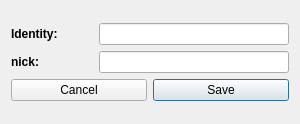
Qt form src/setting-dialog.ui (named-data/ChronoChat) before a commit.
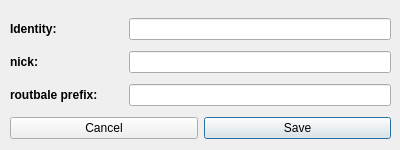
The same form after that commit.

Commit message: Add configurable routing prefix

```diff
--- a/src/setting-dialog.ui
+++ b/src/setting-dialog.ui
@@ -6,15 +6,22 @@
    <rect>
     <x>0</x>
     <y>0</y>
-    <width>300</width>
-    <height>124</height>
+    <width>400</width>
+    <height>150</height>
    </rect>
   </property>
   <property name="windowTitle">
    <string>Dialog</string>
   </property>
-  <layout class="QVBoxLayout" name="verticalLayout_2">
-   <item>
+  <widget class="QWidget" name="">
+   <property name="geometry">
+    <rect>
+     <x>10</x>
+     <y>13</y>
+     <width>381</width>
+     <height>133</height>
+    </rect>
+   </property>
     <layout class="QVBoxLayout" name="verticalLayout">
      <item>
       <layout class="QHBoxLayout" name="identityLayout" stretch="3,7">
@@ -56,6 +63,26 @@
        </item>
       </layout>
      </item>
+    <item>
+     <layout class="QHBoxLayout" name="prefixLayout" stretch="3,7">
+      <item>
+       <widget class="QLabel" name="prefixLabel">
+        <property name="font">
+         <font>
+          <weight>75</weight>
+          <bold>true</bold>
+         </font>
+        </property>
+        <property name="text">
+         <string>routbale prefix:</string>
+        </property>
+       </widget>
+      </item>
+      <item>
+       <widget class="QLineEdit" name="prefixLine"/>
+      </item>
+     </layout>
+    </item>
      <item>
       <layout class="QHBoxLayout" name="buttonLayout">
        <item>
@@ -78,8 +105,7 @@
       </layout>
      </item>
     </layout>
-   </item>
-  </layout>
+  </widget>
  </widget>
  <resources/>
  <connections/>
```
Lines whose indentation alone changed are shown as unchanged. The commit also changes 4 other files.
